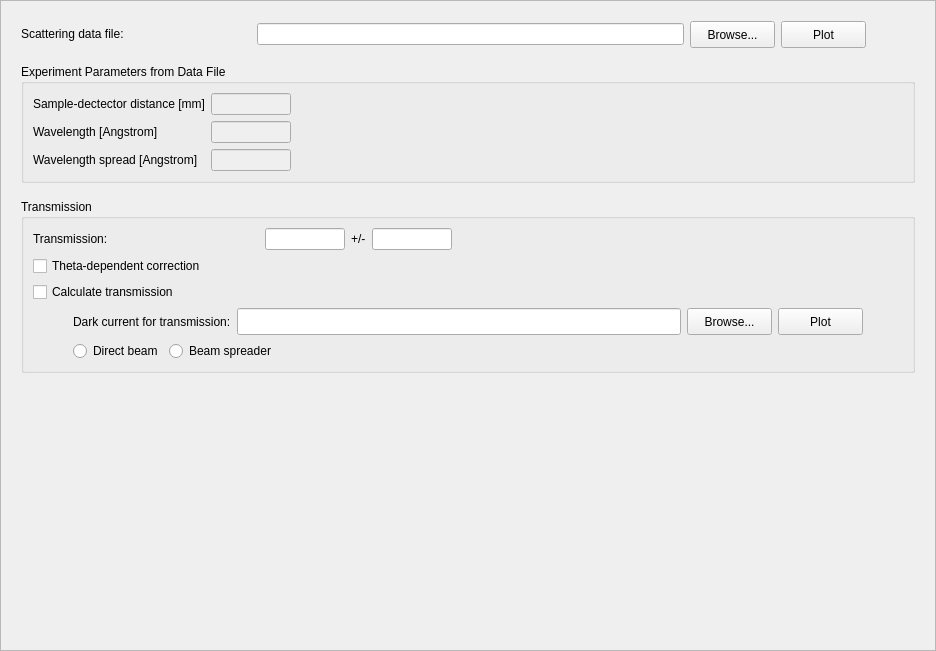
mantidproject/mantid, file Code/Mantid/scripts/Interface/ui/sans/hfir_sample_data.ui: the form before one commit.
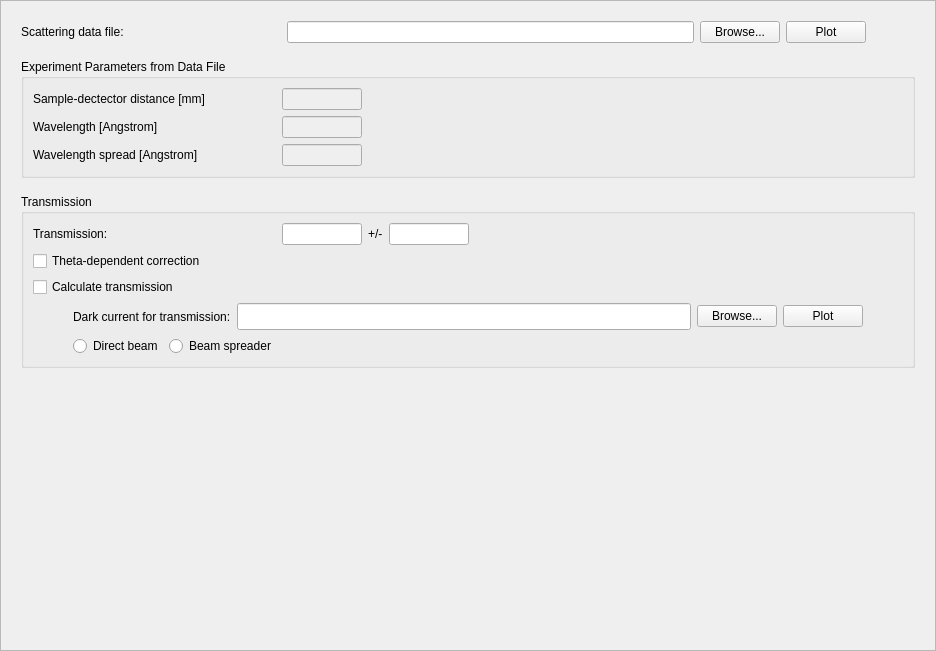
The form after the commit.

Patch:
```diff
--- a/Code/Mantid/scripts/Interface/ui/sans/hfir_sample_data.ui
+++ b/Code/Mantid/scripts/Interface/ui/sans/hfir_sample_data.ui
@@ -51,6 +51,18 @@
              <verstretch>0</verstretch>
             </sizepolicy>
            </property>
+           <property name="minimumSize">
+            <size>
+             <width>175</width>
+             <height>0</height>
+            </size>
+           </property>
+           <property name="maximumSize">
+            <size>
+             <width>175</width>
+             <height>16777215</height>
+            </size>
+           </property>
            <property name="text">
             <string>Scattering data file:</string>
            </property>
@@ -66,7 +78,7 @@
            </property>
            <property name="sizeHint" stdset="0">
             <size>
-             <width>127</width>
+             <width>85</width>
              <height>20</height>
             </size>
            </property>
@@ -95,14 +107,14 @@
            </property>
            <property name="minimumSize">
             <size>
-             <width>85</width>
-             <height>27</height>
+             <width>0</width>
+             <height>0</height>
             </size>
            </property>
            <property name="maximumSize">
             <size>
-             <width>85</width>
-             <height>27</height>
+             <width>16777215</width>
+             <height>16777215</height>
             </size>
            </property>
            <property name="toolTip">
@@ -123,14 +135,14 @@
            </property>
            <property name="minimumSize">
             <size>
-             <width>85</width>
-             <height>27</height>
+             <width>0</width>
+             <height>0</height>
             </size>
            </property>
            <property name="maximumSize">
             <size>
-             <width>85</width>
-             <height>27</height>
+             <width>16777215</width>
+             <height>16777215</height>
             </size>
            </property>
            <property name="toolTip">
@@ -210,8 +222,29 @@
             <property name="fieldGrowthPolicy">
              <enum>QFormLayout::AllNonFixedFieldsGrow</enum>
             </property>
+            <property name="horizontalSpacing">
+             <number>0</number>
+            </property>
             <item row="0" column="0">
              <widget class="QLabel" name="label_4">
+              <property name="sizePolicy">
+               <sizepolicy hsizetype="Fixed" vsizetype="Preferred">
+                <horstretch>0</horstretch>
+                <verstretch>0</verstretch>
+               </sizepolicy>
+              </property>
+              <property name="minimumSize">
+               <size>
+                <width>249</width>
+                <height>0</height>
+               </size>
+              </property>
+              <property name="maximumSize">
+               <size>
+                <width>249</width>
+                <height>16777215</height>
+               </size>
+              </property>
               <property name="text">
                <string>Sample-dectector distance [mm]</string>
               </property>
@@ -438,6 +471,18 @@
                     <verstretch>0</verstretch>
                    </sizepolicy>
                   </property>
+                  <property name="minimumSize">
+                   <size>
+                    <width>180</width>
+                    <height>0</height>
+                   </size>
+                  </property>
+                  <property name="maximumSize">
+                   <size>
+                    <width>180</width>
+                    <height>16777215</height>
+                   </size>
+                  </property>
                   <property name="text">
                    <string>Transmission:</string>
                   </property>
@@ -453,7 +498,7 @@
                   </property>
                   <property name="sizeHint" stdset="0">
                    <size>
-                    <width>151</width>
+                    <width>63</width>
                     <height>20</height>
                    </size>
                   </property>
@@ -599,7 +644,7 @@
                 <property name="maximumSize">
                  <size>
                   <width>16777215</width>
-                  <height>27</height>
+                  <height>16777215</height>
                  </size>
                 </property>
                 <property name="toolTip">
@@ -617,14 +662,14 @@
                 </property>
                 <property name="minimumSize">
                  <size>
-                  <width>85</width>
-                  <height>27</height>
+                  <width>0</width>
+                  <height>0</height>
                  </size>
                 </property>
                 <property name="maximumSize">
                  <size>
-                  <width>85</width>
-                  <height>27</height>
+                  <width>16777215</width>
+                  <height>16777215</height>
                  </size>
                 </property>
                 <property name="toolTip">
@@ -645,14 +690,14 @@
                 </property>
                 <property name="minimumSize">
                  <size>
-                  <width>85</width>
-                  <height>27</height>
+                  <width>0</width>
+                  <height>0</height>
                  </size>
                 </property>
                 <property name="maximumSize">
                  <size>
-                  <width>85</width>
-                  <height>27</height>
+                  <width>16777215</width>
+                  <height>16777215</height>
                  </size>
                 </property>
                 <property name="toolTip">
```
